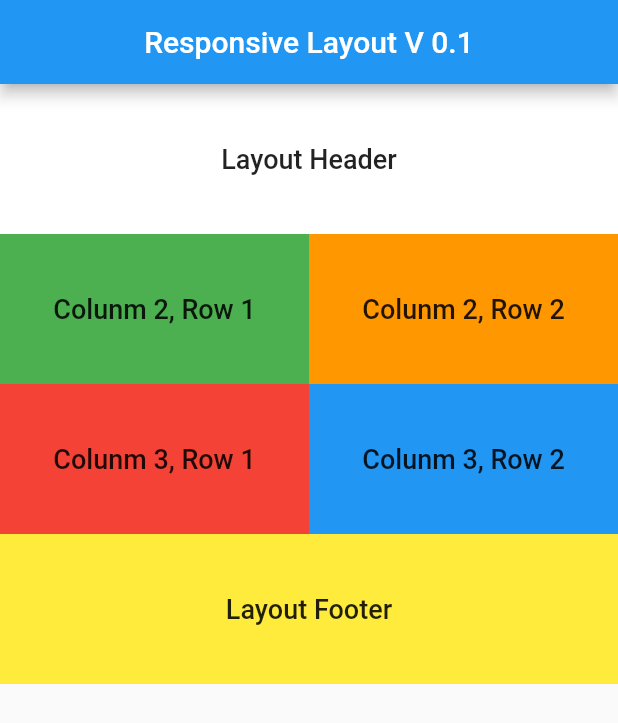
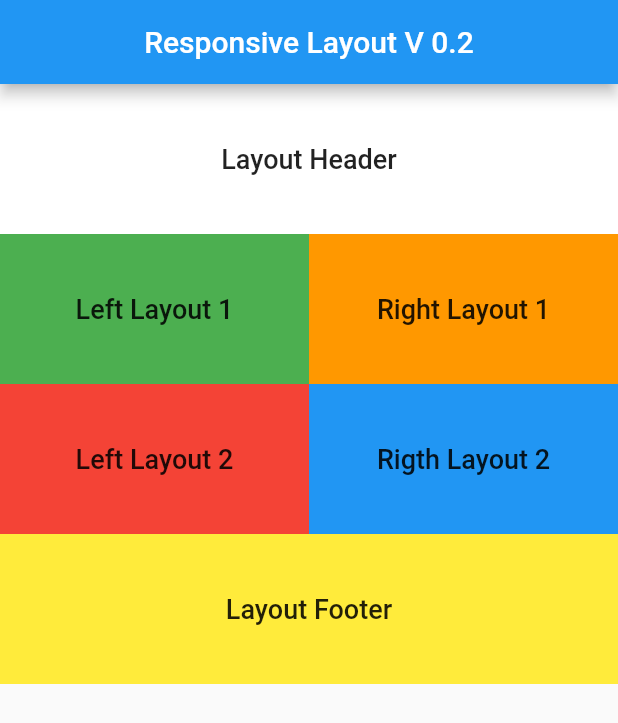
Before and after one commit to ispanda7/flutter_responsive, a Flutter app: the screen it shows after launch, on a phone screen of 412 x 824 dp. Shown: the top 723 px of the screen. Run offline on Flutter 3.47's test engine with Material 2 defaults, Android fonts, the phone set to English and light mode, and no system bars; our stand-ins replace responsive_grid.

Commit message:
edit text all layout

```diff
--- a/lib/main.dart
+++ b/lib/main.dart
@@ -13,7 +13,7 @@ class HomePage extends StatelessWidget {
   Widget build(BuildContext context) {
     return Scaffold(
       appBar: AppBar(
-        title: Text("Responsive Layout V 0.1"),
+        title: Text("Responsive Layout V 0.2"),
         centerTitle: true,
       ),
       body: SingleChildScrollView(
@@ -38,7 +38,7 @@ class HomePage extends StatelessWidget {
                       height: 100,
                       alignment: Alignment.center,
                       color: Colors.green,
-                      child: Text("Colunm 2, Row 1", style: TextStyle(fontSize: 18, fontWeight: FontWeight.w500)),
+                      child: Text("Left Layout 1", style: TextStyle(fontSize: 18, fontWeight: FontWeight.w500)),
                     ),
                   ),
                   ResponsiveGridCol(
@@ -48,7 +48,7 @@ class HomePage extends StatelessWidget {
                       height: 100,
                       alignment: Alignment.center,
                       color: Colors.orange,
-                      child: Text("Colunm 2, Row 2", style: TextStyle(fontSize: 18, fontWeight: FontWeight.w500)),
+                      child: Text("Right Layout 1", style: TextStyle(fontSize: 18, fontWeight: FontWeight.w500)),
                     ),
                   ),
                   ResponsiveGridCol(
@@ -58,7 +58,7 @@ class HomePage extends StatelessWidget {
                       height: 100,
                       alignment: Alignment.center,
                       color: Colors.red,
-                      child: Text("Colunm 3, Row 1", style: TextStyle(fontSize: 18, fontWeight: FontWeight.w500),),
+                      child: Text("Left Layout 2", style: TextStyle(fontSize: 18, fontWeight: FontWeight.w500),),
                     ),
                   ),
                   ResponsiveGridCol(
@@ -68,7 +68,7 @@ class HomePage extends StatelessWidget {
                       height: 100,
                       alignment: Alignment.center,
                       color: Colors.blue,
-                      child: Text("Colunm 3, Row 2", style: TextStyle(fontSize: 18, fontWeight: FontWeight.w500),),
+                      child: Text("Rigth Layout 2", style: TextStyle(fontSize: 18, fontWeight: FontWeight.w500),),
                     ),
                   ),
                   ResponsiveGridCol(
```
